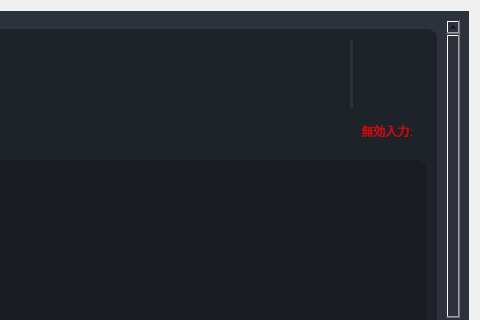
Old version of the form Source code/gui_main/gui/uis/pages/main_pages.ui in the repository coolandy345/MS4371; both pictures show x 743 to 1223 and y 0 to 320 of the 1223 by 689 pixel window.
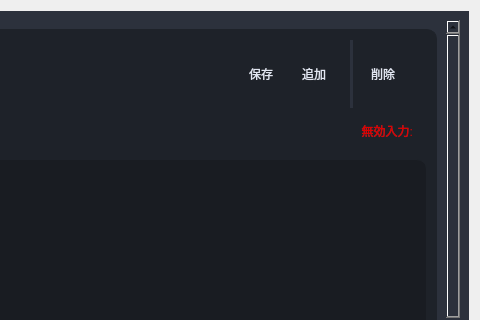
New version of the form. The open tabs and pages were chosen to show the change.

Patch:
```diff
--- a/Source code/gui_main/gui/uis/pages/main_pages.ui
+++ b/Source code/gui_main/gui/uis/pages/main_pages.ui
@@ -4223,7 +4223,7 @@
           <property name="geometry">
            <rect>
             <x>0</x>
-            <y>0</y>
+            <y>-452</y>
             <width>1170</width>
             <height>1410</height>
            </rect>
@@ -4893,7 +4893,10 @@
                    <property name="frameShadow">
                     <enum>QFrame::Raised</enum>
                    </property>
-                   <layout class="QGridLayout" name="gridLayout_34">
+                   <layout class="QVBoxLayout" name="verticalLayout_11">
+                    <property name="spacing">
+                     <number>0</number>
+                    </property>
                     <property name="leftMargin">
                      <number>0</number>
                     </property>
@@ -4906,9 +4909,18 @@
                     <property name="bottomMargin">
                      <number>0</number>
                     </property>
-                    <property name="spacing">
-                     <number>0</number>
-                    </property>
+                    <item>
+                     <widget class="QLabel" name="label_3">
+                      <property name="styleSheet">
+                       <string notr="true">font: 13px &quot;游ゴシック&quot;;
+color: rgb(225, 230, 241);
+padding-right:5px;</string>
+                      </property>
+                      <property name="text">
+                       <string>削除</string>
+                      </property>
+                     </widget>
+                    </item>
                    </layout>
                   </widget>
                  </item>
@@ -4932,7 +4944,10 @@
                    <property name="frameShadow">
                     <enum>QFrame::Raised</enum>
                    </property>
-                   <layout class="QGridLayout" name="gridLayout_36">
+                   <layout class="QVBoxLayout" name="verticalLayout_13">
+                    <property name="spacing">
+                     <number>0</number>
+                    </property>
                     <property name="leftMargin">
                      <number>0</number>
                     </property>
@@ -4945,9 +4960,18 @@
                     <property name="bottomMargin">
                      <number>0</number>
                     </property>
-                    <property name="spacing">
-                     <number>0</number>
-                    </property>
+                    <item>
+                     <widget class="QLabel" name="label_7">
+                      <property name="styleSheet">
+                       <string notr="true">font: 13px &quot;游ゴシック&quot;;
+color: rgb(225, 230, 241);
+padding-right:5px;</string>
+                      </property>
+                      <property name="text">
+                       <string>保存</string>
+                      </property>
+                     </widget>
+                    </item>
                    </layout>
                   </widget>
                  </item>
@@ -4971,7 +4995,10 @@
                    <property name="frameShadow">
                     <enum>QFrame::Raised</enum>
                    </property>
-                   <layout class="QGridLayout" name="gridLayout_35">
+                   <layout class="QVBoxLayout" name="verticalLayout_12">
+                    <property name="spacing">
+                     <number>0</number>
+                    </property>
                     <property name="leftMargin">
                      <number>0</number>
                     </property>
@@ -4984,9 +5011,18 @@
                     <property name="bottomMargin">
                      <number>0</number>
                     </property>
-                    <property name="spacing">
-                     <number>0</number>
-                    </property>
+                    <item>
+                     <widget class="QLabel" name="label_6">
+                      <property name="styleSheet">
+                       <string notr="true">font: 13px &quot;游ゴシック&quot;;
+color: rgb(225, 230, 241);
+padding-right:5px;</string>
+                      </property>
+                      <property name="text">
+                       <string>追加</string>
+                      </property>
+                     </widget>
+                    </item>
                    </layout>
                   </widget>
                  </item>
```
Left out of the diff: 62 changed lines with no effect on the pictures.
